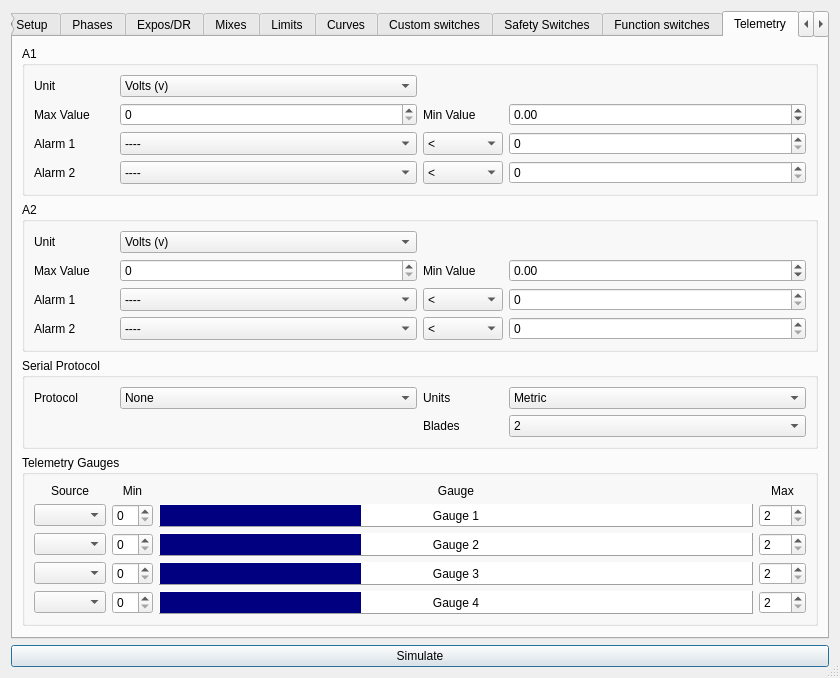
This is src/modeledit.ui in roberto1903/companion9x as Qt 5 draws it before an edit. The edited form follows.
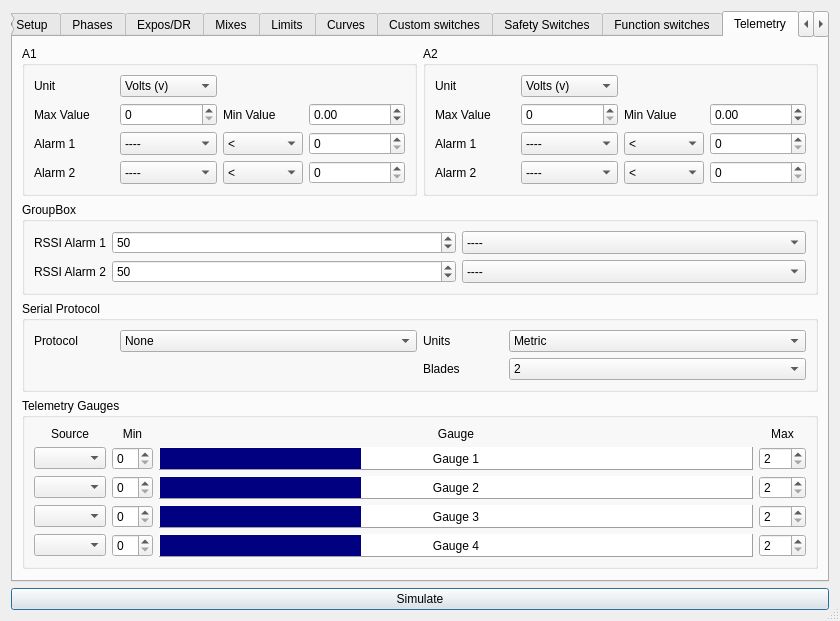
This is the edited form. The open tabs and pages were chosen to show the change. Icons and pictures are not drawn.

Commit message: RSSI Alarms in models (to be finished)

Patch:
```diff
--- a/src/modeledit.ui
+++ b/src/modeledit.ui
@@ -7,7 +7,7 @@
     <x>0</x>
     <y>0</y>
     <width>840</width>
-    <height>621</height>
+    <height>593</height>
    </rect>
   </property>
   <property name="windowTitle">
@@ -9200,6 +9200,8 @@
       </attribute>
       <layout class="QGridLayout" name="gridLayout_33">
        <item row="0" column="0">
+        <layout class="QHBoxLayout" name="horizontalLayout_3">
+         <item>
         <widget class="QGroupBox" name="groupBox">
          <property name="title">
           <string>A1</string>
@@ -9452,7 +9454,7 @@
          </layout>
         </widget>
        </item>
-       <item row="1" column="0">
+         <item>
         <widget class="QGroupBox" name="groupBox_2">
          <property name="title">
           <string>A2</string>
@@ -9705,6 +9707,171 @@
          </layout>
         </widget>
        </item>
+        </layout>
+       </item>
+       <item row="1" column="0">
+        <widget class="QGroupBox" name="RSSIGB">
+         <property name="sizePolicy">
+          <sizepolicy hsizetype="Preferred" vsizetype="MinimumExpanding">
+           <horstretch>0</horstretch>
+           <verstretch>0</verstretch>
+          </sizepolicy>
+         </property>
+         <property name="title">
+          <string>GroupBox</string>
+         </property>
+         <layout class="QGridLayout" name="gridLayout_4">
+          <item row="0" column="0">
+           <widget class="QLabel" name="label_914">
+            <property name="sizePolicy">
+             <sizepolicy hsizetype="Fixed" vsizetype="Preferred">
+              <horstretch>0</horstretch>
+              <verstretch>0</verstretch>
+             </sizepolicy>
+            </property>
+            <property name="text">
+             <string>RSSI Alarm 1</string>
+            </property>
+           </widget>
+          </item>
+          <item row="1" column="0">
+           <widget class="QLabel" name="label_917">
+            <property name="sizePolicy">
+             <sizepolicy hsizetype="Fixed" vsizetype="Preferred">
+              <horstretch>0</horstretch>
+              <verstretch>0</verstretch>
+             </sizepolicy>
+            </property>
+            <property name="text">
+             <string>RSSI Alarm 2</string>
+            </property>
+           </widget>
+          </item>
+          <item row="0" column="1">
+           <widget class="QSpinBox" name="rssiAlarm1SB">
+            <property name="enabled">
+             <bool>true</bool>
+            </property>
+            <property name="sizePolicy">
+             <sizepolicy hsizetype="Minimum" vsizetype="Preferred">
+              <horstretch>0</horstretch>
+              <verstretch>0</verstretch>
+             </sizepolicy>
+            </property>
+            <property name="suffix">
+             <string/>
+            </property>
+            <property name="minimum">
+             <number>20</number>
+            </property>
+            <property name="maximum">
+             <number>80</number>
+            </property>
+            <property name="singleStep">
+             <number>1</number>
+            </property>
+            <property name="value">
+             <number>50</number>
+            </property>
+           </widget>
+          </item>
+          <item row="0" column="2">
+           <widget class="QComboBox" name="rssiAlarm1CB">
+            <property name="sizePolicy">
+             <sizepolicy hsizetype="Preferred" vsizetype="Preferred">
+              <horstretch>0</horstretch>
+              <verstretch>0</verstretch>
+             </sizepolicy>
+            </property>
+            <item>
+             <property name="text">
+              <string>----</string>
+             </property>
+            </item>
+            <item>
+             <property name="text">
+              <string>Yellow</string>
+             </property>
+            </item>
+            <item>
+             <property name="text">
+              <string>Orange</string>
+             </property>
+            </item>
+            <item>
+             <property name="text">
+              <string>Red</string>
+             </property>
+            </item>
+           </widget>
+          </item>
+          <item row="1" column="1">
+           <widget class="QSpinBox" name="rssiAlarm2SB">
+            <property name="enabled">
+             <bool>true</bool>
+            </property>
+            <property name="sizePolicy">
+             <sizepolicy hsizetype="Minimum" vsizetype="Preferred">
+              <horstretch>0</horstretch>
+              <verstretch>0</verstretch>
+             </sizepolicy>
+            </property>
+            <property name="suffix">
+             <string/>
+            </property>
+            <property name="minimum">
+             <number>20</number>
+            </property>
+            <property name="maximum">
+             <number>80</number>
+            </property>
+            <property name="singleStep">
+             <number>1</number>
+            </property>
+            <property name="value">
+             <number>50</number>
+            </property>
+           </widget>
+          </item>
+          <item row="1" column="2">
+           <widget class="QComboBox" name="rssiAlarm2CB">
+            <property name="sizePolicy">
+             <sizepolicy hsizetype="Preferred" vsizetype="Preferred">
+              <horstretch>0</horstretch>
+              <verstretch>0</verstretch>
+             </sizepolicy>
+            </property>
+            <item>
+             <property name="text">
+              <string>----</string>
+             </property>
+            </item>
+            <item>
+             <property name="text">
+              <string>Yellow</string>
+             </property>
+            </item>
+            <item>
+             <property name="text">
+              <string>Orange</string>
+             </property>
+            </item>
+            <item>
+             <property name="text">
+              <string>Red</string>
+             </property>
+            </item>
+           </widget>
+          </item>
+         </layout>
+         <zorder>label_914</zorder>
+         <zorder>label_917</zorder>
+         <zorder>rssiAlarm1SB</zorder>
+         <zorder>rssiAlarm1CB</zorder>
+         <zorder>rssiAlarm2SB</zorder>
+         <zorder>rssiAlarm2CB</zorder>
+        </widget>
+       </item>
        <item row="2" column="0">
         <widget class="QGroupBox" name="groupBox_3">
          <property name="title">
```
Left out of the diff: 32 changed lines with no effect on the pictures. Lines whose indentation alone changed are shown as unchanged. The commit also changes 3 other files.
